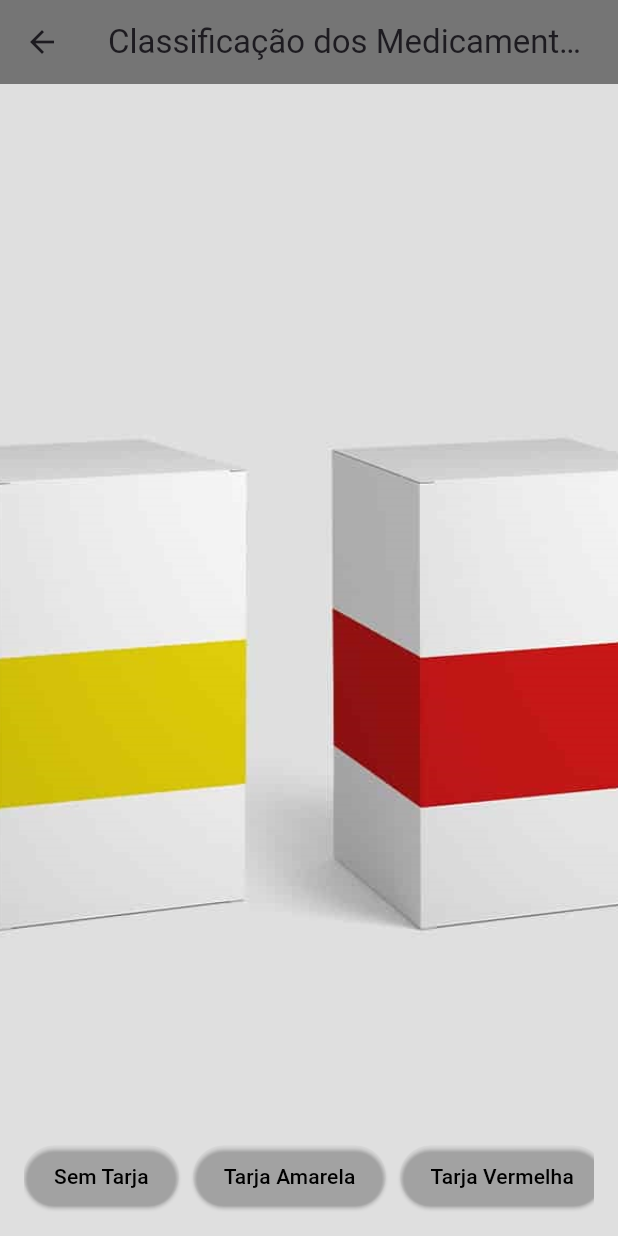
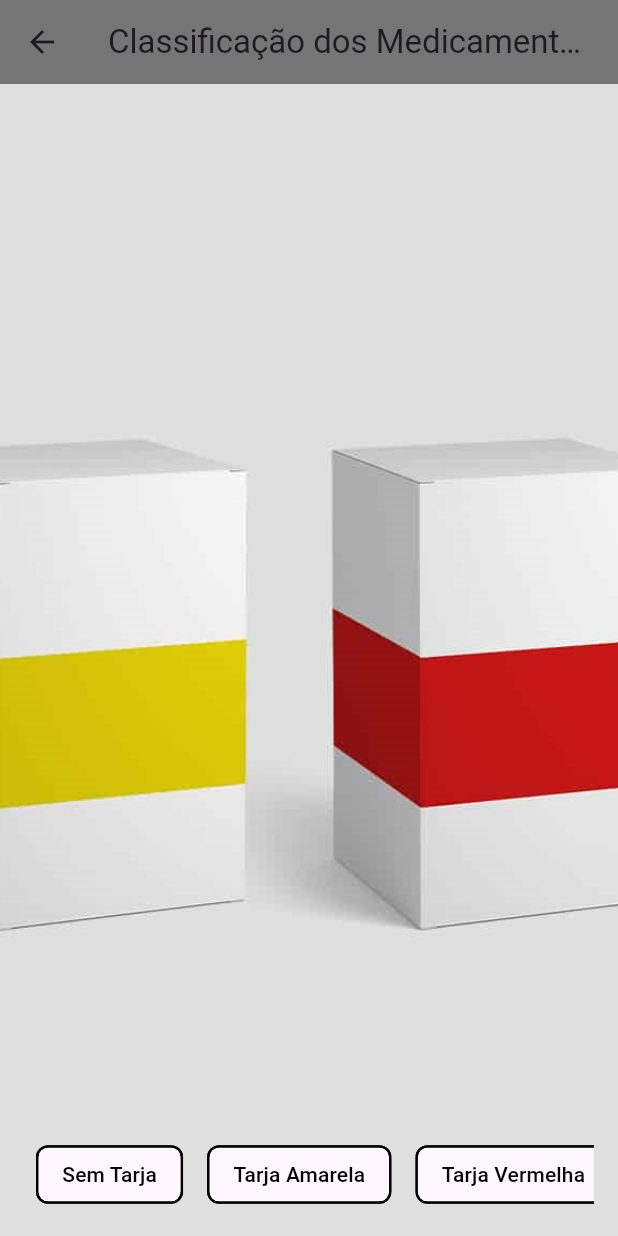
Before and after one commit to ricvecchio/medicare-app-flutter, a Flutter app: the ClassificationMedicine screen opened by its route, on a phone screen of 412 x 824 dp. Run offline on Flutter 3.47's test engine with Material 3 defaults, Android fonts, the phone set to English and light mode, and no system bars; our stand-ins replace shared_preferences; accounts and stored records are empty.

Commit message:
Correção de layout e navegação

```diff
--- a/lib/main.dart
+++ b/lib/main.dart
@@ -11,8 +11,6 @@ class MediCareApp extends StatelessWidget {
   @override
   Widget build(BuildContext context) {
     return MaterialApp(
-      title: 'MediCare',
-      theme: ThemeData(primarySwatch: Colors.blue),
       initialRoute: '/home',
       routes: {
         '/home': (context) => Home(),
@@ -28,11 +26,7 @@ class Home extends StatelessWidget {
   @override
   Widget build(BuildContext context) {
     final screenSize = MediaQuery.of(context).size;
-
     return Scaffold(
-      appBar: AppBar(
-        title: Text('MediCare'),
-      ),
       body: Stack(
         children: [
           Positioned.fill(
--- a/lib/screens/classification_medicine.dart
+++ b/lib/screens/classification_medicine.dart
@@ -1,8 +1,26 @@
 import 'package:flutter/material.dart';
 
-class ClassificationMedicine extends StatelessWidget {
+class ClassificationMedicine extends StatefulWidget {
+  @override
+  _ClassificationMedicineState createState() => _ClassificationMedicineState();
+}
+
+class _ClassificationMedicineState extends State<ClassificationMedicine> {
+  String _selectedCategory = ''; // Categoria selecionada
+
+  final List<Map<String, String>> _categories = [
+    {'label': 'Sem Tarja', 'value': 'A'},
+    {'label': 'Tarja Amarela', 'value': 'B'},
+    {'label': 'Tarja Vermelha', 'value': 'C'},
+    {'label': 'Tarja Preta', 'value': 'D'},
+  ];
+
   @override
   Widget build(BuildContext context) {
+    // Obtendo o tamanho da tela
+    double screenWidth = MediaQuery.of(context).size.width;
+    double screenHeight = MediaQuery.of(context).size.height;
+
     return Scaffold(
       appBar: AppBar(
         title: Center(
@@ -12,84 +30,82 @@ class ClassificationMedicine extends StatelessWidget {
       ),
       body: Stack(
         children: [
-          // Imagem de fundo
-          Container(
-            decoration: BoxDecoration(
-              image: DecorationImage(
-                image: AssetImage('images/tarjas.jpg'),
-                fit: BoxFit.cover, // Preenche toda a tela
+          // Imagem de fundo responsiva
+          Positioned.fill(
+            child: Image.asset(
+              'images/tarjas.jpg',
+              fit: screenWidth > 600
+                  ? BoxFit.cover
+                  : BoxFit.fitHeight, // Ajuste para telas maiores ou menores
+              alignment: Alignment.center,
             ),
           ),
-          ),
-          // Botões posicionados na parte inferior
-          Align(
-            alignment: Alignment.bottomCenter,
-            child: Padding(
+          // Centralizar botões na parte inferior
+          Column(
+            mainAxisAlignment: MainAxisAlignment.end,
+            children: [
+              Padding(
                 padding: const EdgeInsets.all(16.0),
-              child: SingleChildScrollView(
+                child: LayoutBuilder(
+                  builder: (context, constraints) {
+                    double maxWidth = constraints.maxWidth > 600
+                        ? 600
+                        : constraints
+                            .maxWidth; // Limita a largura em telas maiores
+                    return Center(
+                      child: SizedBox(
+                        width: maxWidth,
+                        height: 50, // Altura dos botões
+                        child: ListView.builder(
                           scrollDirection:
-                    Axis.horizontal, // Habilita a rolagem horizontal
-                child: Row(
-                  children: [
-                    ElevatedButton(
-                      onPressed: () {
-                        Navigator.pushNamed(context, '/list-medicine',
-                            arguments: 'A');
-                      },
-                      child: Text('Sem Tarja'),
-                      style: ElevatedButton.styleFrom(
+                              Axis.horizontal, // Rolagem horizontal
+                          itemCount: _categories.length,
+                          itemBuilder: (context, index) {
+                            final category = _categories[index];
+                            return Padding(
                               padding:
-                            EdgeInsets.symmetric(horizontal: 20, vertical: 10),
-                        backgroundColor: Colors.transparent,
-                        foregroundColor: Colors.black,
+                                  const EdgeInsets.symmetric(horizontal: 8.0),
+                              child: ChoiceChip(
+                                label: Text(
+                                  category['label']!,
+                                  style: TextStyle(
+                                    color:
+                                        _selectedCategory == category['value']
+                                            ? Colors.white
+                                            : Colors.black,
                                   ),
                                 ),
-                    SizedBox(width: 10), // Espaço entre os botões
-                    ElevatedButton(
-                      onPressed: () {
-                        Navigator.pushNamed(context, '/list-medicine',
-                            arguments: 'B');
+                                selected:
+                                    _selectedCategory == category['value'],
+                                onSelected: (isSelected) {
+                                  setState(() {
+                                    _selectedCategory =
+                                        isSelected ? category['value']! : '';
+                                  });
+                                  if (isSelected) {
+                                    Navigator.pushNamed(
+                                      context,
+                                      '/list-medicine',
+                                      arguments: category['value'],
+                                    );
+                                  }
                                 },
-                      child: Text('Tarja Amarela'),
-                      style: ElevatedButton.styleFrom(
-                        padding:
-                            EdgeInsets.symmetric(horizontal: 20, vertical: 10),
+                                selectedColor: Colors.grey[600],
                                 backgroundColor: Colors.transparent,
-                        foregroundColor: Colors.black,
+                                side: BorderSide(
+                                  color: Colors.black,
+                                  width: 1.5,
                                 ),
                               ),
-                    SizedBox(width: 10), // Espaço entre os botões
-                    ElevatedButton(
-                      onPressed: () {
-                        Navigator.pushNamed(context, '/list-medicine',
-                            arguments: 'C');
+                            );
                           },
-                      child: Text('Tarja Vermelha'),
-                      style: ElevatedButton.styleFrom(
-                        padding:
-                            EdgeInsets.symmetric(horizontal: 20, vertical: 10),
-                        backgroundColor: Colors.transparent,
-                        foregroundColor: Colors.black,
                         ),
                       ),
-                    SizedBox(width: 10), // Espaço entre os botões
-                    ElevatedButton(
-                      onPressed: () {
-                        Navigator.pushNamed(context, '/list-medicine',
-                            arguments: 'D');
+                    );
                   },
-                      child: Text('Tarja Preta'),
-                      style: ElevatedButton.styleFrom(
-                        padding:
-                            EdgeInsets.symmetric(horizontal: 20, vertical: 10),
-                        backgroundColor: Colors.transparent,
-                        foregroundColor: Colors.black,
                 ),
               ),
             ],
-                ),
-              ),
-            ),
           ),
         ],
       ),
```
Also changed, not shown: 3 other files. Lines whose indentation alone changed are shown as unchanged.
